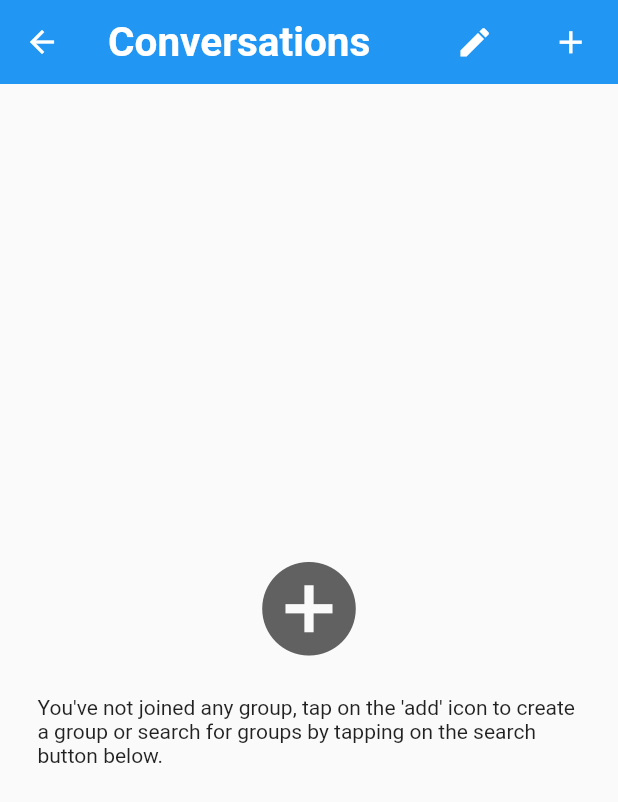
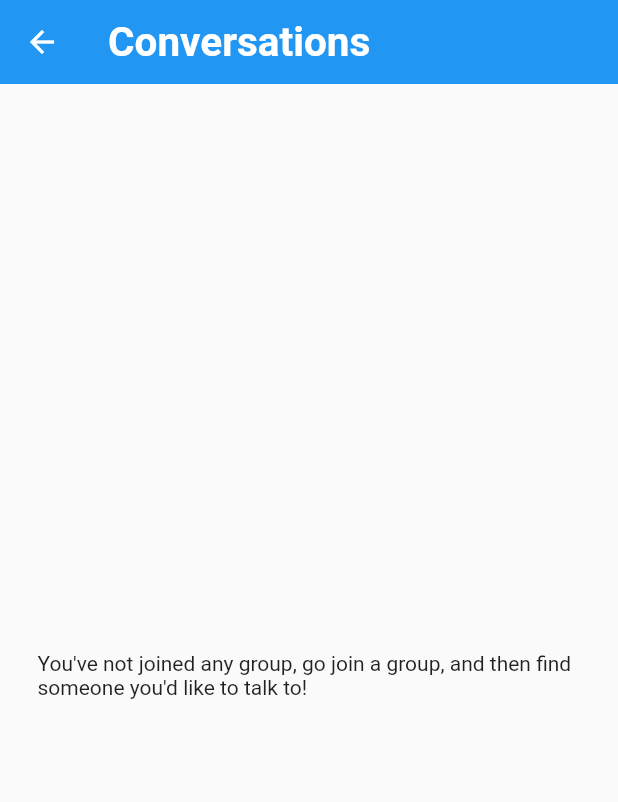
Before and after one commit to itskpalusa/chat-dart, a Flutter app: the ConversationHomeScreen screen opened directly, on a phone screen of 412 x 824 dp. Shown: the top 802 px of the screen. Run offline on Flutter 3.47's test engine with Material 2 defaults, Android fonts, the phone set to English and light mode, and no system bars; our stand-ins replace cached_network_image, cloud_firestore, firebase_analytics, firebase_auth, firebase_core, firebase_messaging and 4 more; missing offline and left inert: image_downloader, wiredash; accounts and stored records are empty; project files that could hold a hidden picture were left out.

Commit message:
Remove Group Creation in Conversations

```diff
--- a/lib/screens/conversations_home_screen.dart
+++ b/lib/screens/conversations_home_screen.dart
@@ -9,7 +9,6 @@ import 'package:flutter/material.dart';
 import 'package:chat/helper/helper_functions.dart';
 import 'package:chat/services/auth_services.dart';
 import 'package:chat/services/db_service.dart';
-import 'package:chat/components/group_tile.dart';
 
 class ConversationHomeScreen extends StatefulWidget {
   @override
@@ -46,15 +45,9 @@ class _ConversationHomeScreenState extends State<ConversationHomeScreen> {
         mainAxisAlignment: MainAxisAlignment.center,
         crossAxisAlignment: CrossAxisAlignment.center,
         children: <Widget>[
-          GestureDetector(
-              onTap: () {
-                _popupDialog(context);
-              },
-              child:
-                  Icon(Icons.add_circle, color: Colors.grey[700], size: 75.0)),
           SizedBox(height: 20.0),
           Text(
-              "You've not joined any group, tap on the 'add' icon to create a group or search for groups by tapping on the search button below."),
+              "You've not joined any group, go join a group, and then find someone you'd like to talk to!"),
         ],
       ),
     );
@@ -224,25 +217,6 @@ class _ConversationHomeScreenState extends State<ConversationHomeScreen> {
         title: Text('Conversations',
             style: TextStyle(fontSize: 27.0, fontWeight: FontWeight.bold)),
         elevation: 0.0,
-        actions: <Widget>[
-          IconButton(
-            padding: EdgeInsets.symmetric(horizontal: 20.0),
-            icon: Icon(Icons.create, size: 25.0),
-            onPressed: () {
-              _popupDialog(context);
-            },
-          ),
-          IconButton(
-            padding: EdgeInsets.symmetric(horizontal: 20.0),
-            icon: Icon(Icons.add, size: 25.0),
-            onPressed: () {
-              Navigator.of(context).pushAndRemoveUntil(
-                  MaterialPageRoute(
-                      builder: (context) => SearchPrivateScreen()),
-                  (Route<dynamic> route) => true);
-            },
-          ),
-        ],
       ),
       body: groupsList(),
     );
```
